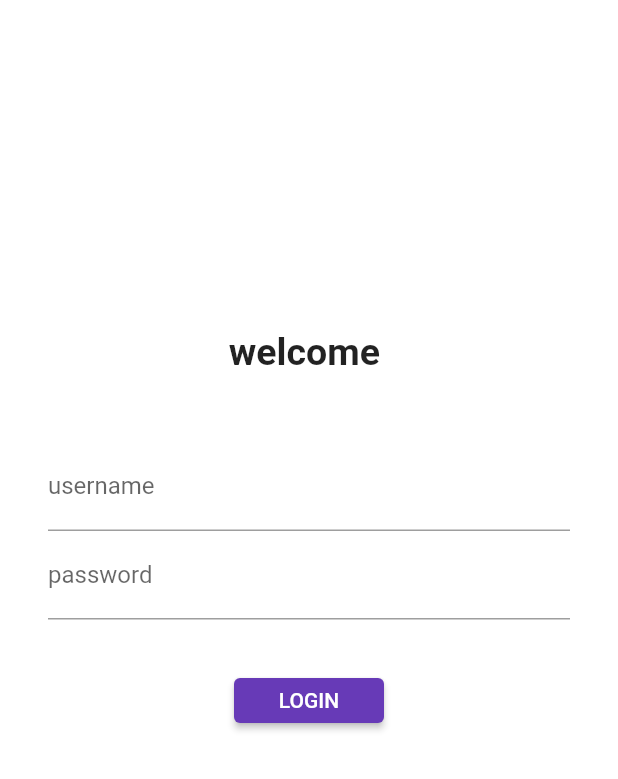
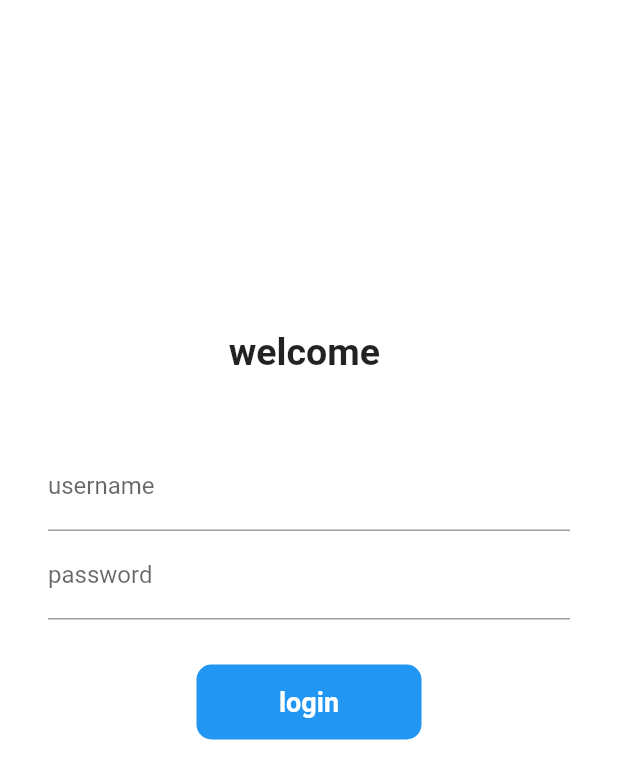
Before and after one commit to mayankeng/final-flutter, a Flutter app: the screen it shows after launch, on a phone screen of 412 x 824 dp. Shown: the top 779 px of the screen. Run offline on Flutter 3.47's test engine with Material 2 defaults, Android fonts, the phone set to English and light mode, and no system bars.

Commit message:
day6 done

```diff
--- a/lib/pages/loginpage.dart
+++ b/lib/pages/loginpage.dart
@@ -11,6 +11,7 @@ class LoginPage extends StatefulWidget {
 class _LoginPageState extends State<LoginPage> {
 
   String name = "";
+  bool changebutton = false;
   @override
   Widget build(BuildContext context) {
     return Material(
@@ -58,17 +59,49 @@ class _LoginPageState extends State<LoginPage> {
               SizedBox(
               height: 30.0,
             ),
+          InkWell(
+            onTap: () async {
+              setState(() {
+                changebutton = true;
+              });
+              await Future.delayed(Duration(seconds: 1));
+            Navigator.pushNamed(context, myroutes.homeroute);
 
-            ElevatedButton
-            (
-              onPressed: ()
-              {
-              Navigator.pushNamed(context, myroutes.homeroute);
             },
-             child: Text("LOGIN"),
-              style: TextButton.styleFrom(minimumSize: Size(100, 30))
+            child: AnimatedContainer(
+              duration: Duration(seconds: 1),
+              height: 50,
+              width: changebutton ? 50 : 150,
 
-              )
+              // color: Colors.blue,
+              alignment: Alignment.center,
+              child: changebutton? Icon(Icons.done ,color: Colors.white,) : Text("login" ,
+              style: TextStyle(
+                color: Colors.white,
+                fontWeight: FontWeight.bold,
+                fontSize: 18,
+
+              ),
+              ),
+              decoration: BoxDecoration(
+              color: Colors.blue,
+              borderRadius: BorderRadius.circular(changebutton ? 50 : 10),
+
+
+              ),
+
+            ),
+          )
+            // ElevatedButton
+            // (
+            //   onPressed: ()
+            //   {
+            //   Navigator.pushNamed(context, myroutes.homeroute);
+            // },
+            //  child: Text("LOGIN"),
+            //   style: TextButton.styleFrom(minimumSize: Size(100, 30))
+
+            //   )
 
               ],
             ),
```
Also changed, not shown: 3 other files.
